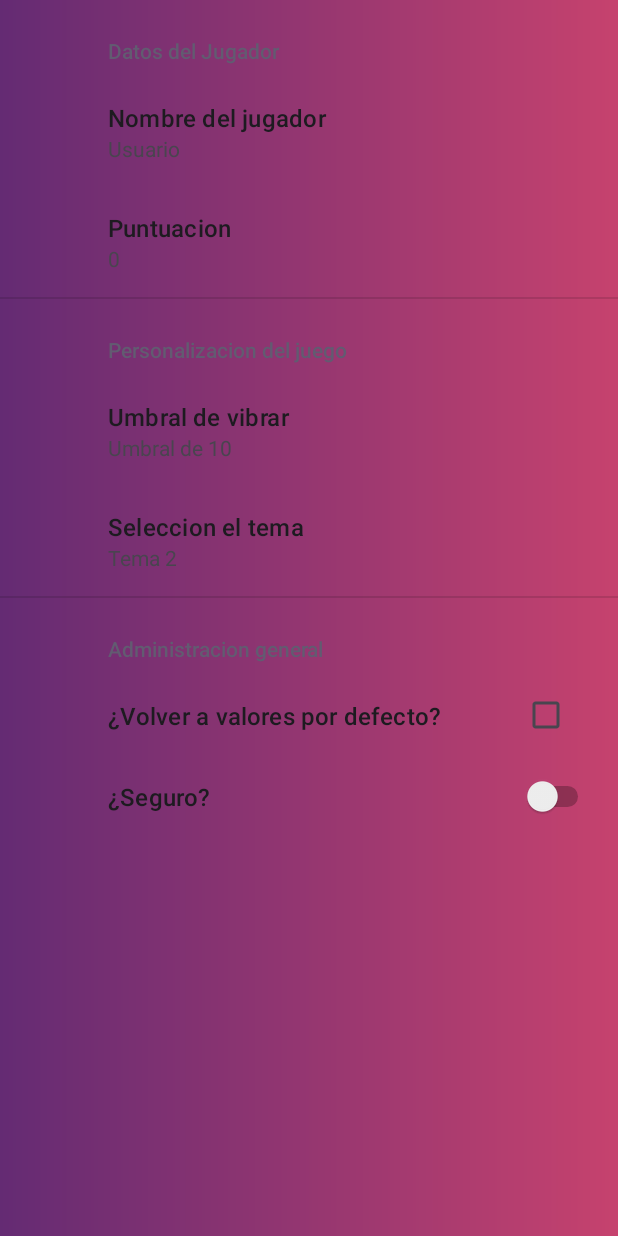
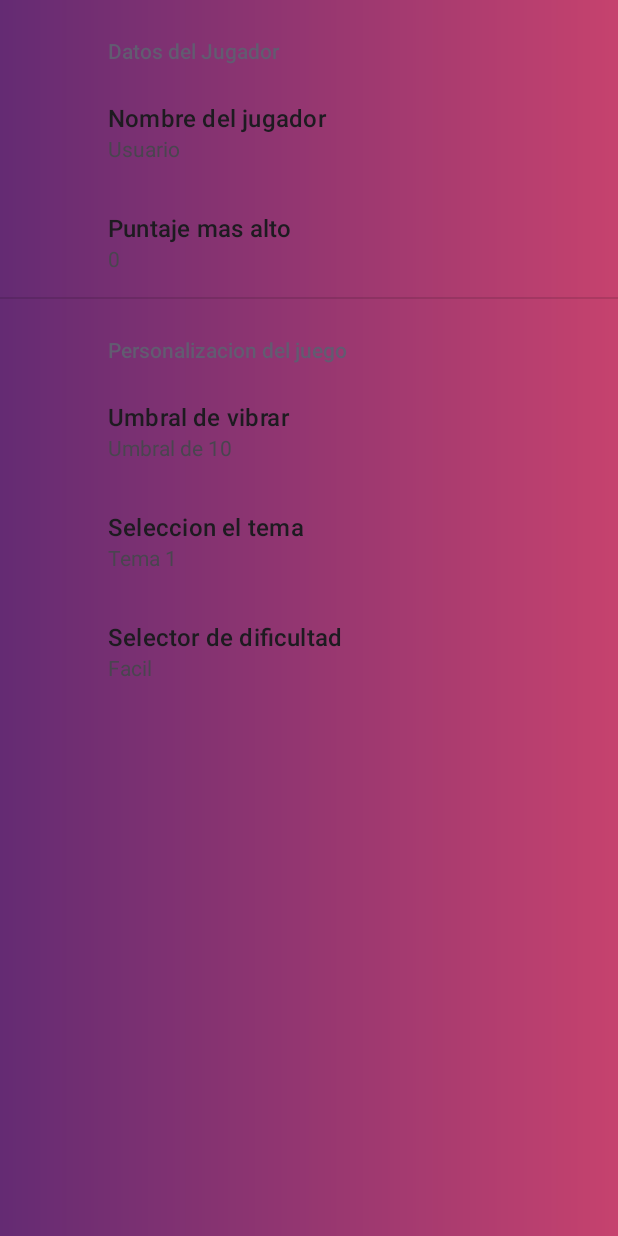
Before and after one commit to fantasmarobapan/bopit, an Android app: the SettingsActivity screen opened directly, with no data from a screen before it, on a phone screen of 412 x 824 dp. Run offline under Robolectric (Android 15) with nearby library versions, the phone set to English and light mode, and no system bars; our stand-ins replace androidx.preference; 1 statement that could not run was skipped.

Commit message:
Version estable, con la adicion de los string y modificacion de las configuraciones del juego

```diff
--- a/app/src/main/res/values/arrays.xml
+++ b/app/src/main/res/values/arrays.xml
@@ -22,4 +22,16 @@
         <item>16</item>
     </string-array>
 
+    <string-array name="Difficulty_entries">
+        <item>Facil</item>
+        <item>Intermedio</item>
+        <item>Dificil</item>
+    </string-array>
+
+    <string-array name="Difficulty_values">
+        <item>7000L</item>
+        <item>5000L</item>
+        <item>3000L</item>
+    </string-array>
+
 </resources>
--- a/app/src/main/res/values/strings.xml
+++ b/app/src/main/res/values/strings.xml
@@ -5,30 +5,25 @@
     <string name="button_config">Configuracion</string>
     <string name="button_home">Regresar al menu principal</string>
     <string name="splash_name">Adolfo Fernandez Padilla</string>
-    <string name="two_Seg">2 Segundos</string>
-    <string name="five_Seg">5 Segundos</string>
-    <string name="seven_Seg">7 Segundos</string>
+    <string name="playButton">Jugar</string>
 
-    <!-- Preference Titles -->
+    <!-- titulos de las cabeceras -->
     <string name="player_header">Datos del Jugador</string>
     <string name="perso_header">Personalizacion del juego</string>
-    <string name="default_header">Administracion general</string>
 
-    <!-- Messages Preferences -->
+    <!-- personalizacion del player -->
     <string name="player_name">Nombre del jugador</string>
     <string name="point_title">Puntaje mas alto</string>
 
-    <!-- Sync Preferences -->
+    <!-- personalizacion del juegoo -->
     <string name="theme_tittle">Seleccion el tema</string>
     <string name="umbra_tittle">Umbral de vibrar</string>
+    <string name="Difficulty_tittle">Selector de dificultad</string>
 
-    <!-- Mensajes por defecto -->
-    <string name="pregunta_check">¿Volver a valores por defecto?</string>
-    <string name="confirmar_check">¿Seguro?</string>
+    <!-- nombre por defecto del player -->
+    <string name="default_name">Usuario</string>
 
-    <string name="default_name">Usuario</string>
-    <string name="Puntuacion_player">Puntuacion</string>
-
+    <!-- Para borrar -->
     <string name="winsound">Reproducir sonido de victoria</string>
     <string name="losesound">Reproducir sonido de derrota</string>
     <string name="backgroundMusic">Reproducir musica de fondo</string>
@@ -39,7 +34,6 @@
     <string name="testShake">Zona de prueba de agitar</string>
 
     <string name="testZone">Zona de pruebas</string>
-    <string name="playButton">Jugar</string>
     <string name="title_activity_test_shake">TestShakeActivity</string>
 
 </resources>
--- a/app/src/main/res/xml/root_preferences.xml
+++ b/app/src/main/res/xml/root_preferences.xml
@@ -13,7 +13,7 @@
             android:key="player_point"
             android:selectAllOnFocus="false"
             android:singleLine="false"
-            android:title="@string/Puntuacion_player"
+            android:title="@string/point_title"
             app:useSimpleSummaryProvider="true" />
 
     </PreferenceCategory>
@@ -29,27 +29,21 @@
             app:useSimpleSummaryProvider="true" />
         <ListPreference
             android:title="@string/theme_tittle"
-            app:defaultValue="2"
+            app:defaultValue="1"
             app:entries="@array/Theme_entries"
             app:entryValues="@array/Theme_Value"
             app:key="Theme_color"
             app:useSimpleSummaryProvider="true" />
-
-    </PreferenceCategory>
-    <PreferenceCategory android:title="@string/default_header">
-
-        <CheckBoxPreference
+        <ListPreference
             android:layout_width="wrap_content"
             android:layout_height="wrap_content"
-            android:defaultValue="false"
-            android:title="@string/pregunta_check"
-            app:key="confirm" />
-        <SwitchPreference
-            android:layout_width="wrap_content"
-            android:layout_height="wrap_content"
-            android:defaultValue="false"
-            android:title="@string/confirmar_check"
-            app:dependency="confirm" />
+            android:defaultValue="7000L"
+            android:title="@string/Difficulty_tittle"
+            app:entries="@array/Difficulty_entries"
+            app:entryValues="@array/Difficulty_values"
+            app:key="Difficulty_select"
+            app:useSimpleSummaryProvider="true" />
+
     </PreferenceCategory>
 
 </PreferenceScreen>
```
Also changed, not shown: app/src/main/java/cl/afernandez/bopit/PlayActivity.kt (+25 -12 lines).
